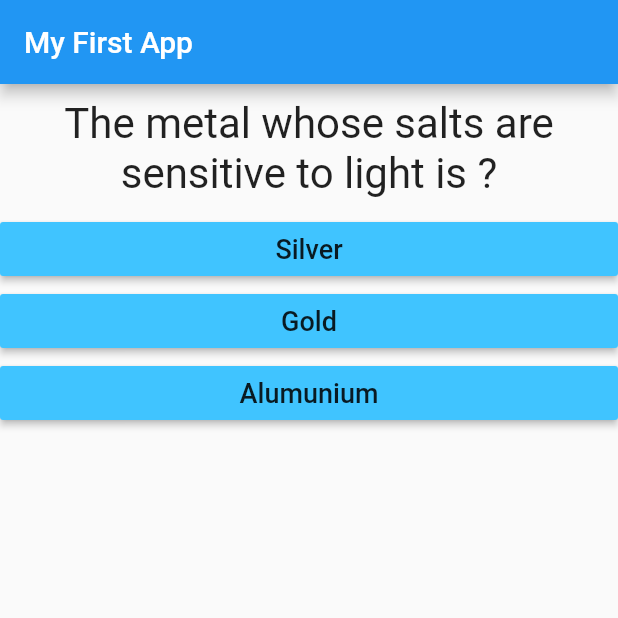
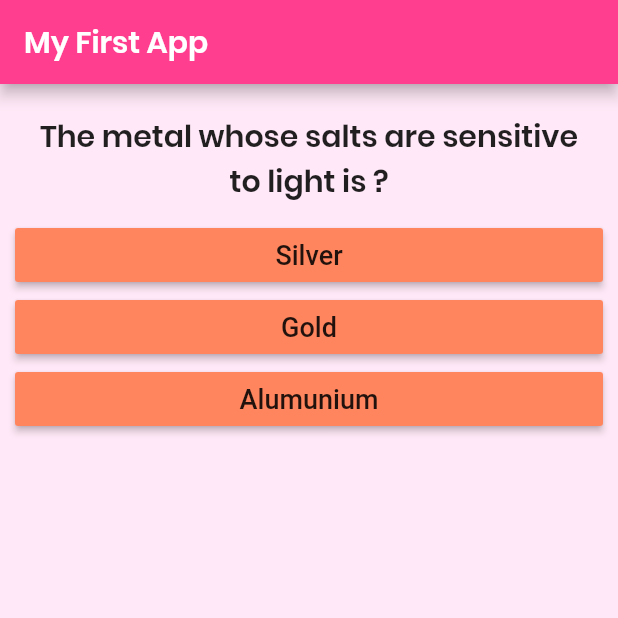
Before and after one commit to nayakastha/quiz, a Flutter app: the screen it shows after launch, on a phone screen of 412 x 824 dp, the top half of it. Run offline on Flutter 3.47's test engine with Material 2 defaults, Android fonts, the phone set to English and light mode, and no system bars; our stand-ins replace hexcolor.

Commit message:
ui fixes

```diff
--- a/lib/answers.dart
+++ b/lib/answers.dart
@@ -1,4 +1,5 @@
 import 'package:flutter/material.dart';
+import 'package:hexcolor/hexcolor.dart';
 
 class Answers extends StatelessWidget {
   final Function answerfun;
@@ -8,16 +9,16 @@ class Answers extends StatelessWidget {
 
   @override
   Widget build(BuildContext context) {
-
     return Container(
       width: double.maxFinite,
       child: RaisedButton(
-          color: Colors.lightBlueAccent,
+          color: Hexcolor('#FF855E'),
           textColor: Colors.black87,
           child: Text(
             answertext,
-            style: TextStyle(fontSize: 18,),
-
+            style: TextStyle(
+              fontSize: 18,
+            ),
           ),
           onPressed: answerfun),
     );
--- a/lib/main.dart
+++ b/lib/main.dart
@@ -1,4 +1,5 @@
 import 'package:flutter/material.dart';
+import 'package:hexcolor/hexcolor.dart';
 
 import './questions.dart';
 import './answers.dart';
@@ -11,7 +12,6 @@ void main() {
 class MyApp extends StatefulWidget {
   @override
   State<StatefulWidget> createState() {
-
     return _MyAppState();
   }
 }
@@ -43,35 +43,53 @@ class _MyAppState extends State<MyApp> {
   ];
   var ans2 = [
     {"text": "Gold", "score": 0},
-    {"text" : "Altimeter", "score": 10},
-    {"text" : "Kolkata", "score": 0},
-    {"text" : "Dr.Vikram Sarabhai", "score": 0},
-    {"text" : "Dalton", "score": 0}
+    {"text": "Altimeter", "score": 10},
+    {"text": "Kolkata", "score": 0},
+    {"text": "Dr.Vikram Sarabhai", "score": 0},
+    {"text": "Dalton", "score": 0}
   ];
   var ans3 = [
     {"text": "Alumunium", "score": 0},
-    {"text" : "Galvanometer", "score": 0},
-    {"text": "Mumbai","score":10},
-    {"text" : "Dr.A.P.J.Abdul Kalam", "score": 0},
-    {"text" : "Mosle", "score": 10}
+    {"text": "Galvanometer", "score": 0},
+    {"text": "Mumbai", "score": 10},
+    {"text": "Dr.A.P.J.Abdul Kalam", "score": 0},
+    {"text": "Mosle", "score": 10}
   ];
 
   @override
   Widget build(BuildContext context) {
     return MaterialApp(
+        debugShowCheckedModeBanner: false,
         home: Scaffold(
+            backgroundColor: Hexcolor('#FFE8F7'),
             appBar: AppBar(
-              title: Text("My First App"),
+              backgroundColor: Hexcolor('#FF3E8F'),
+              title: Text(
+                "My First App",
+                style: TextStyle(fontFamily: 'Poppins'),
+              ),
             ),
             body: _questionIndex < 5
-                ? Column(
-              children: [
-                Questions(questions.elementAt(_questionIndex)),
-                Answers(() => _answerQuestion(ans1.elementAt(_questionIndex)['score']), ans1.elementAt(_questionIndex)['text']),
-                Answers(() => _answerQuestion(ans2.elementAt(_questionIndex)['score']), ans2.elementAt(_questionIndex)['text']),
-                Answers(() => _answerQuestion(ans3.elementAt(_questionIndex)['score']), ans3.elementAt(_questionIndex)['text']),
-              ],
-            )
+                ? Padding(
+                    padding: const EdgeInsets.all(10.0),
+                    child: Column(
+                      children: [
+                        Questions(questions.elementAt(_questionIndex)),
+                        Answers(
+                            () => _answerQuestion(
+                                ans1.elementAt(_questionIndex)['score']),
+                            ans1.elementAt(_questionIndex)['text']),
+                        Answers(
+                            () => _answerQuestion(
+                                ans2.elementAt(_questionIndex)['score']),
+                            ans2.elementAt(_questionIndex)['text']),
+                        Answers(
+                            () => _answerQuestion(
+                                ans3.elementAt(_questionIndex)['score']),
+                            ans3.elementAt(_questionIndex)['text']),
+                      ],
+                    ),
+                  )
                 : Result(totalScore)));
   }
 }
--- a/lib/questions.dart
+++ b/lib/questions.dart
@@ -13,7 +13,7 @@ class Questions extends StatelessWidget {
       margin: EdgeInsets.all(10),
       child: Text(
         questionText,
-        style: TextStyle(fontSize: 28),
+        style: TextStyle(fontSize: 20, fontFamily: 'Poppins'),
         textAlign: TextAlign.center,
       ),
     );
--- a/lib/result.dart
+++ b/lib/result.dart
@@ -8,13 +8,16 @@ class Result extends StatelessWidget {
   Result(this.tscore);
 
   String get results {
-    var resultPhrase = "I can not be more impressed and grateful with the level of energy, communication,  professionalism, friendliness, expertise and skill ."
+    var resultPhrase =
+        "I can not be more impressed and grateful with the level of energy, communication,  professionalism, friendliness, expertise and skill .";
     if (tscore <= 30)
       resultPhrase += " Total Score : $tscore \n\n Could have done better!!";
     else if (tscore == 40)
-      resultPhrase += " Total Score : $tscore \n\n MANAGEABLE, I expected a perfect score";
+      resultPhrase +=
+          " Total Score : $tscore \n\n MANAGEABLE, I expected a perfect score";
     else
-      resultPhrase += " Total Score : $tscore \n\n I knew it.. You are awesome:)";
+      resultPhrase +=
+          " Total Score : $tscore \n\n I knew it.. You are awesome:)";
     return resultPhrase;
   }
 
@@ -24,7 +27,8 @@ class Result extends StatelessWidget {
       margin: EdgeInsets.all(10),
       child: Text(
         results,
-        style: TextStyle(fontSize: 20, fontWeight: FontWeight.bold),
+        style: TextStyle(
+            fontSize: 20, fontWeight: FontWeight.bold, fontFamily: 'Poppins'),
         textAlign: TextAlign.center,
       ),
     );
```
Also changed, not shown: pubspec.yaml (+6 -6 lines), fonts/Poppins-SemiBold.ttf (added), pubspec.lock.
